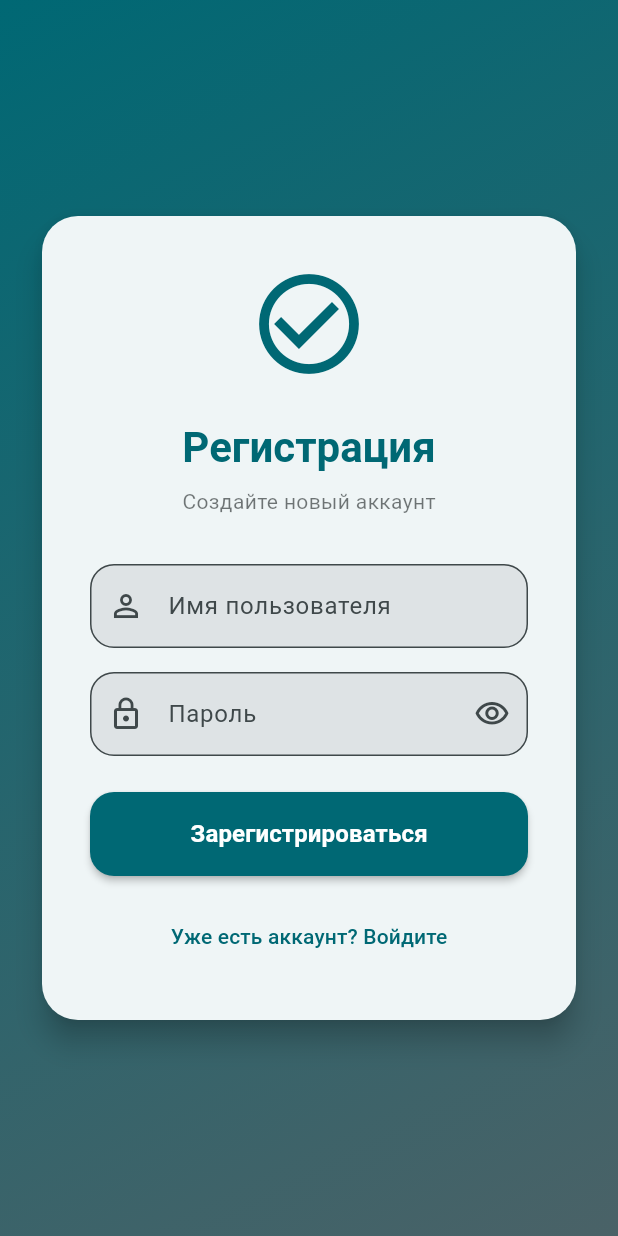
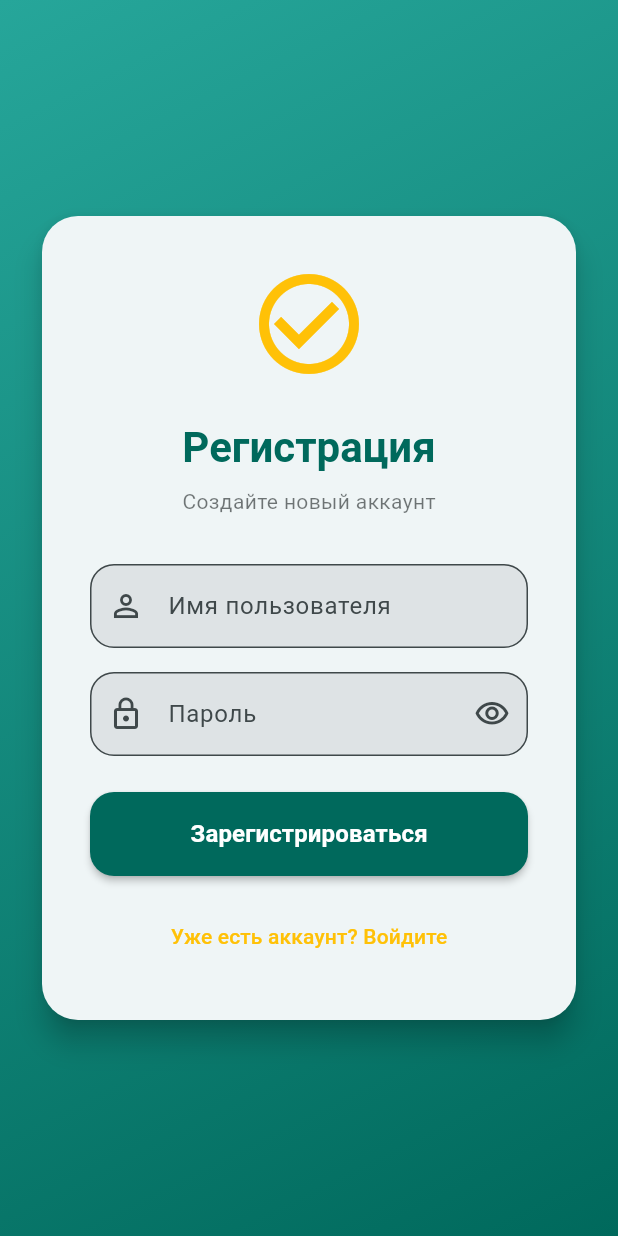
Before and after one commit to FawkesguyD/flutter-practice-9, a Flutter app: the screen it shows after launch, on a phone screen of 412 x 824 dp. Run offline on Flutter 3.47's test engine with Material 3 defaults, Android fonts, the phone set to English and light mode, and no system bars; our stand-ins replace cached_network_image, equatable, flutter_bloc, flutter_cache_manager, get_it, go_router and 2 more.

Commit message:
update auth design

```diff
--- a/lib/features/auth/auth_screen.dart
+++ b/lib/features/auth/auth_screen.dart
@@ -4,6 +4,10 @@ import 'package:go_router/go_router.dart';
 import 'package:prac5/features/auth/bloc/auth_bloc.dart';
 import 'package:prac5/features/auth/bloc/auth_event.dart';
 import 'package:prac5/features/auth/bloc/auth_state.dart';
+
+const Color _authPrimaryColor = Color(0xFF00695C);
+const Color _authSecondaryColor = Color(0xFF26A69A);
+const Color _authAccentColor = Color(0xFFFFC107);
 
 class AuthScreen extends StatefulWidget {
   const AuthScreen({super.key});
@@ -65,11 +69,14 @@ class _AuthScreenState extends State<AuthScreen> {
       },
       child: Scaffold(
         body: Container(
-          decoration: BoxDecoration(
+          decoration: const BoxDecoration(
             gradient: LinearGradient(
               begin: Alignment.topLeft,
               end: Alignment.bottomRight,
-              colors: [colorScheme.primary, colorScheme.secondary],
+              colors: [
+                _authSecondaryColor,
+                _authPrimaryColor,
+              ],
             ),
           ),
           child: SafeArea(
@@ -103,14 +110,14 @@ class _AuthScreenState extends State<AuthScreen> {
                               Icon(
                                 Icons.check_circle_outline,
                                 size: 80,
-                                color: colorScheme.primary,
+                                color: _authAccentColor,
                               ),
                               const SizedBox(height: 24),
                               Text(
                                 isLogin ? 'Вход' : 'Регистрация',
                                 style: theme.textTheme.headlineMedium?.copyWith(
                                   fontWeight: FontWeight.bold,
-                                  color: colorScheme.primary,
+                                  color: _authPrimaryColor,
                                 ),
                               ),
                               const SizedBox(height: 8),
@@ -190,8 +197,8 @@ class _AuthScreenState extends State<AuthScreen> {
                                       ? null
                                       : () => _submit(context, isLogin),
                                   style: ElevatedButton.styleFrom(
-                                    backgroundColor: colorScheme.primary,
-                                    foregroundColor: colorScheme.onPrimary,
+                                    backgroundColor: _authPrimaryColor,
+                                    foregroundColor: Colors.white,
                                     shape: RoundedRectangleBorder(
                                       borderRadius: BorderRadius.circular(16),
                                     ),
@@ -227,6 +234,9 @@ class _AuthScreenState extends State<AuthScreen> {
                                         );
                                         _formKey.currentState?.reset();
                                       },
+                                style: TextButton.styleFrom(
+                                  foregroundColor: _authAccentColor,
+                                ),
                                 child: Text(
                                   isLogin
                                       ? 'Нет аккаунта? Зарегистрируйтесь'
```
